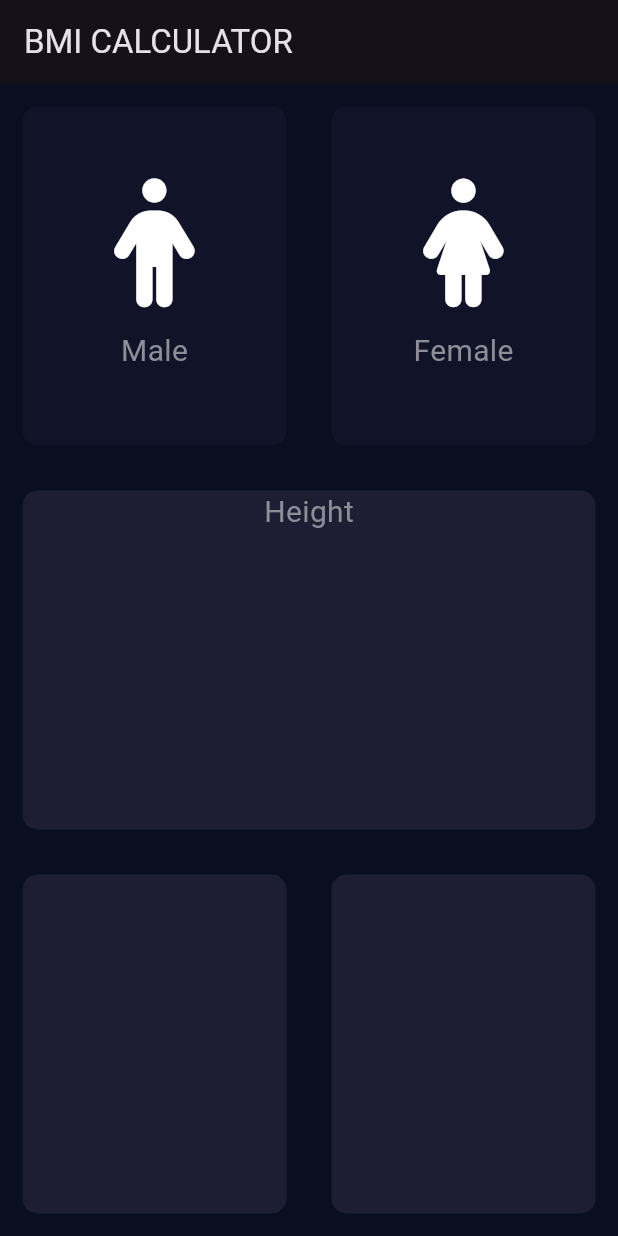
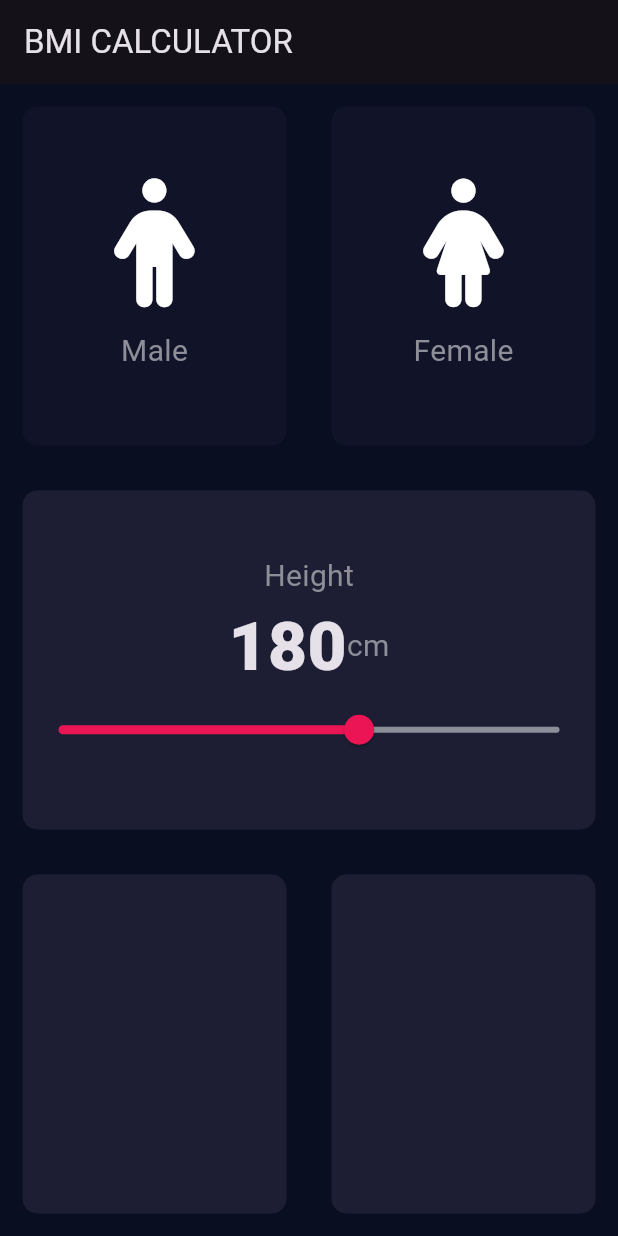
Before and after one commit to ruhma786/Github_projects, a Flutter app: the screen it shows after launch, on a phone screen of 412 x 824 dp. Run offline on Flutter 3.47's test engine with Material 3 defaults, Android fonts, the phone set to English and light mode, and no system bars; our stand-ins replace audioplayers, csv, flutter_colorpicker, flutter_local_notifications, font_awesome_flutter, pdf and 4 more; accounts and stored records are empty.

Commit message:
video#13
use slider bar in code https://www.youtube.com/watch?v=GisikVPw-JQ&list=PL9xYeVPGEGzf1bLLAe4_KUARZZW3bIVWu&index=54

```diff
--- a/bmi_calculator/lib/constant.dart
+++ b/bmi_calculator/lib/constant.dart
@@ -7,3 +7,8 @@ const kLabelstyle = TextStyle(
   fontSize: 20.0,
   color: Color(0xFF8D8E98),
 );
+
+const kNumberstyle =TextStyle(
+fontSize: 45.0,
+fontWeight: FontWeight.w900,
+);
--- a/bmi_calculator/lib/input.dart
+++ b/bmi_calculator/lib/input.dart
@@ -16,6 +16,7 @@ class InputPage extends StatefulWidget {
 
 class _InputPageState extends State<InputPage> {
   Gender? selectGender;
+  int sliderHeight=180;
 
   @override
   Widget build(BuildContext context) {
@@ -65,8 +66,35 @@ class _InputPageState extends State<InputPage> {
             child: RepeatContainerCode(
               colors: Color(0xFF1D1E33),
                 cardwidget: Column(
+                  mainAxisAlignment: MainAxisAlignment.center,
                   children: <Widget>[
-                    Text('Height',style: kLabelstyle,),
+                    Text('Height',
+                      style: kLabelstyle,
+                    ),
+                    Row(
+                      mainAxisAlignment: MainAxisAlignment.center,
+                      children: <Widget>[
+                        Text(
+                          sliderHeight.toString(),
+                          style:kNumberstyle,
+                        ),
+                        Text(
+                          'cm',
+                          style: kLabelstyle,
+                        ),
+                      ],
+                    ),
+                    Slider(value: sliderHeight.toDouble(),
+                        min: 120.0,
+                        max: 220.0,
+                        activeColor: Color(0xFFEB1555),
+                        inactiveColor: Color(0xFF8D8E98),
+                        onChanged: (double newvalue){
+                          setState(() {
+                            sliderHeight = newvalue.round();
+                          });
+                        }
+                    ),
                   ],
                 ),
             ),
```
